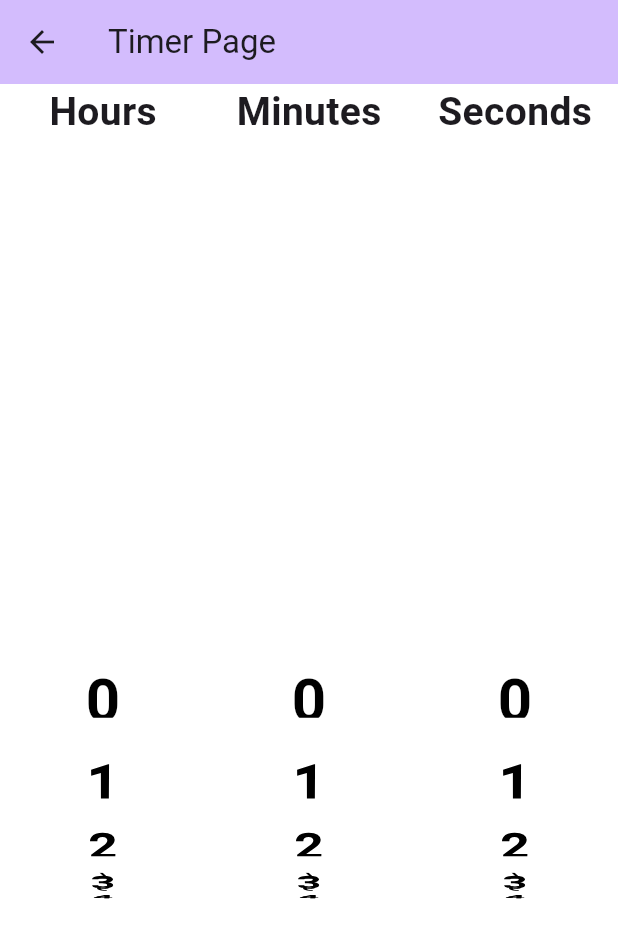
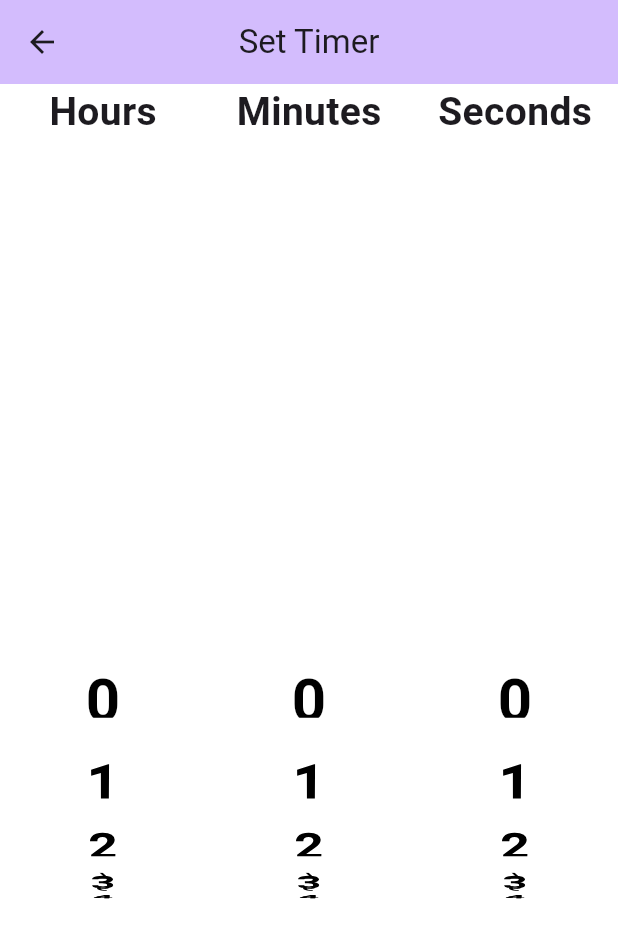
Before and after one commit to KaiFan26/Baldur_App-HackIllinois-, a Flutter app: the screen it shows after launch, after a tap on the "timer" icon, on a phone screen of 412 x 824 dp. Shown: the top 938 px of the screen. Run offline on Flutter 3.47's test engine with Material 3 defaults, Android fonts, the light colour scheme and no system bars.

Commit message:
Minor tweaks to AppBars

```diff
--- a/lib/about_us.dart
+++ b/lib/about_us.dart
@@ -4,7 +4,11 @@ class AboutUs extends StatelessWidget {
   @override
   Widget build(BuildContext context) {
     return Scaffold(
-      appBar: AppBar(title: Text("📖 About Us")),
+        appBar: AppBar(
+          backgroundColor: Theme.of(context).colorScheme.inversePrimary,
+          title: Text("About Us"),
+          centerTitle: true,
+        ),
       body: Padding(
         padding: const EdgeInsets.all(16.0),
         child: Column(
--- a/lib/main.dart
+++ b/lib/main.dart
@@ -318,7 +318,10 @@ class _MyHomePageState extends State<MyHomePage> {
       appBar: AppBar(
         backgroundColor: Theme.of(context).colorScheme.inversePrimary,
         // Take value from MyHomePage object that was created by App.build() to set appbar title
-        title: Text(widget.title),
+        title: Text("ᛞ Baldur ᛞ", style: TextStyle(fontWeight: FontWeight.bold),),
+        centerTitle: true,
+
+
       ),
       // Layout widget that takes a single child and positions it in the middle of the parent.
       body: Center(
--- a/lib/stats_page.dart
+++ b/lib/stats_page.dart
@@ -9,7 +9,11 @@ class StatsPage extends StatelessWidget {
   @override
   Widget build(BuildContext context) {
     return Scaffold(
-      appBar: AppBar(title: Text("📊 Stats Page")),
+      appBar: AppBar(
+        backgroundColor: Theme.of(context).colorScheme.inversePrimary,
+        title: Text(" 📊 Stats Page"),
+        centerTitle: true,
+      ),
       body: sessions.isEmpty
         ? Center(child: Text("No sessions recorded", style: TextStyle(fontSize: 20)))
         : Scrollbar( // <-- Add this
--- a/lib/timer.dart
+++ b/lib/timer.dart
@@ -20,7 +20,8 @@ class _MyTimePageState extends State<MyTimePage> {
     return Scaffold(
       appBar: AppBar(
         backgroundColor: Theme.of(context).colorScheme.inversePrimary,
-        title: Text(widget.title),
+        title: Text("Set Timer"),
+        centerTitle: true,
       ),
       backgroundColor: Colors.white,
       body: Row(
```
